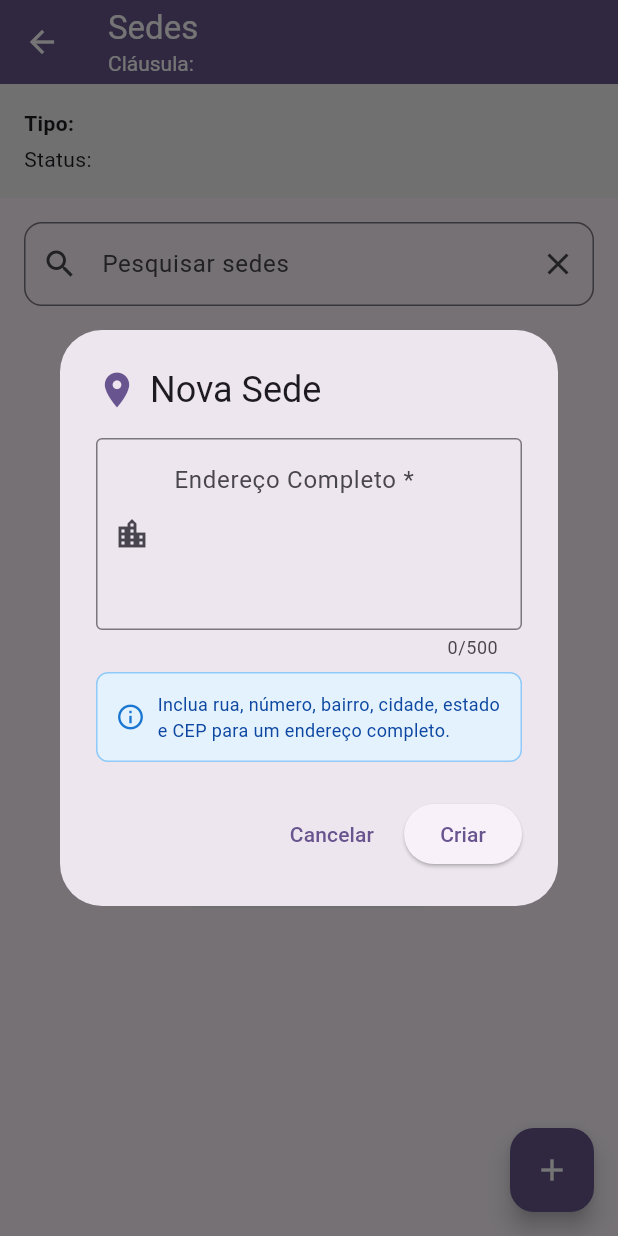
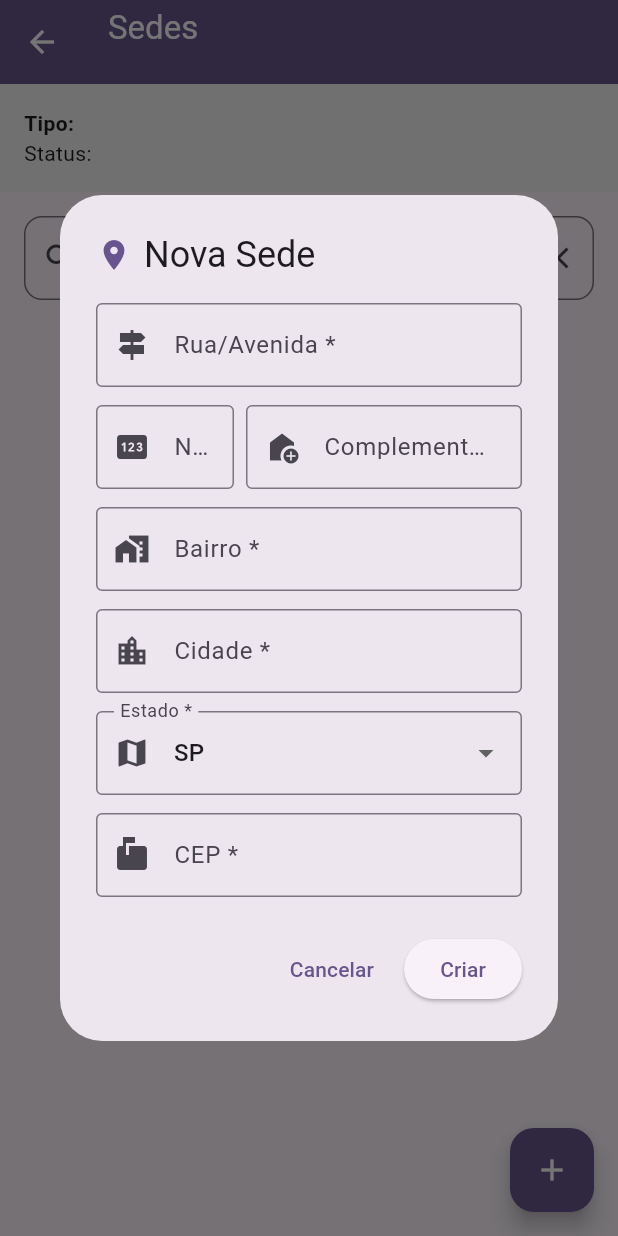
Before and after one commit to DDM-PONG-3ES/3-trimestre-projeto-api, a Flutter app: the SedeTela screen opened directly with empty values, after a tap on "Criar primeira sede", on a phone screen of 412 x 824 dp. Run offline on Flutter 3.47's test engine with Material 3 defaults, Android fonts, the phone set to English and light mode, and no system bars; our stand-ins replace shared_preferences, sqflite, sqflite_common_ffi; accounts and stored records are empty.

Commit message:
feat: melhorei a tela de Sede

```diff
--- a/desafio/lib/app/telas/sede_tela.dart
+++ b/desafio/lib/app/telas/sede_tela.dart
@@ -1,4 +1,5 @@
 import 'package:flutter/material.dart';
+import 'package:flutter/services.dart';
 import 'package:provider/provider.dart';
 import 'package:desafio/servicos/sede_servico.dart';
 import 'package:desafio/modelo/entidades/sede/sede.dart';
@@ -6,7 +7,6 @@ import 'package:desafio/modelo/entidades/clausula/clausula.dart';
 
 class SedeTela extends StatefulWidget {
   final Clausula clausula;
-
   const SedeTela({super.key, required this.clausula});
 
   @override
@@ -14,16 +14,13 @@ class SedeTela extends StatefulWidget {
 }
 
 class _SedeTelaState extends State<SedeTela> {
-  final TextEditingController _pesquisaController = TextEditingController();
+  final _pesquisaController = TextEditingController();
 
   @override
   void initState() {
     super.initState();
     WidgetsBinding.instance.addPostFrameCallback((_) {
-      Provider.of<SedeServico>(
-        context,
-        listen: false,
-      ).carregarSedesPorClausula(widget.clausula.id!);
+      context.read<SedeServico>().carregarSedesPorClausula(widget.clausula.id!);
     });
   }
 
@@ -33,56 +30,32 @@ class _SedeTelaState extends State<SedeTela> {
     super.dispose();
   }
 
-  void _mostrarDialogoSede({Sede? sede}) {
-    showDialog(
-      context: context,
-      builder: (context) => _SedeDialog(
-        sede: sede,
-        clausulaId: widget.clausula.id!,
-      ),
-    );
-  }
+  void _mostrarDialog({Sede? sede}) => showDialog(
+    context: context,
+    builder: (context) => _SedeDialog(sede: sede, clausulaId: widget.clausula.id!),
+  );
 
-  void _excluirSede(Sede sede) async {
+  Future<void> _excluir(Sede sede) async {
     final confirmar = await showDialog<bool>(
       context: context,
-      builder: (context) => AlertDialog(
+      builder: (ctx) => AlertDialog(
         title: const Text('Confirmar exclusão'),
-        content: const Text(
-          'Tem certeza que deseja excluir esta sede?',
-        ),
+        content: const Text('Tem certeza que deseja excluir esta sede?'),
         actions: [
-          TextButton(
-            onPressed: () => Navigator.of(context).pop(false),
-            child: const Text('Cancelar'),
-          ),
-          TextButton(
-            onPressed: () => Navigator.of(context).pop(true),
-            child: const Text(
-              'Excluir',
-              style: TextStyle(color: Colors.red),
-            ),
-          ),
+          TextButton(onPressed: () => Navigator.pop(ctx, false), child: const Text('Cancelar')),
+          TextButton(onPressed: () => Navigator.pop(ctx, true), child: const Text('Excluir', style: TextStyle(color: Colors.red))),
         ],
       ),
     );
 
     if (confirmar == true && mounted) {
-      final sedeServico = Provider.of<SedeServico>(
-        context,
-        listen: false,
-      );
-      final sucesso = await sedeServico.excluirSede(sede.id!);
-
-      if (sucesso && mounted) {
-        ScaffoldMessenger.of(context).showSnackBar(
-          const SnackBar(content: Text('Sede excluída com sucesso')),
-        );
-      } else if (mounted) {
+      final servico = context.read<SedeServico>();
+      final sucesso = await servico.excluirSede(sede.id!);
+      if (mounted) {
         ScaffoldMessenger.of(context).showSnackBar(
           SnackBar(
-            content: Text(sedeServico.erro ?? 'Erro ao excluir sede'),
-            backgroundColor: Colors.red,
+            content: Text(sucesso ? 'Sede excluída com sucesso' : servico.erro ?? 'Erro ao excluir'),
+            backgroundColor: sucesso ? null : Colors.red,
           ),
         );
       }
@@ -97,10 +70,7 @@ class _SedeTelaState extends State<SedeTela> {
           crossAxisAlignment: CrossAxisAlignment.start,
           children: [
             const Text('Sedes'),
-            Text(
-              'Cláusula: ${widget.clausula.tipo ?? 'Sem tipo'}',
-              style: const TextStyle(fontSize: 14),
-            ),
+            Text(widget.clausula.tipo ?? 'Sem tipo', style: const TextStyle(fontSize: 14)),
           ],
         ),
         backgroundColor: Theme.of(context).primaryColor,
@@ -110,32 +80,24 @@ class _SedeTelaState extends State<SedeTela> {
         children: [
           Container(
             width: double.infinity,
-            padding: const EdgeInsets.all(16.0),
+            padding: const EdgeInsets.all(16),
             color: Colors.grey[100],
             child: Column(
               crossAxisAlignment: CrossAxisAlignment.start,
               children: [
-                Text(
-                  'Tipo: ${widget.clausula.tipo ?? 'Não informado'}',
-                  style: const TextStyle(fontWeight: FontWeight.bold),
-                ),
-                if (widget.clausula.status != null) ...[
-                  const SizedBox(height: 4),
-                  Text('Status: ${widget.clausula.status}'),
-                ],
+                Text('Tipo: ${widget.clausula.tipo ?? 'Não informado'}', style: const TextStyle(fontWeight: FontWeight.bold)),
+                if (widget.clausula.status != null) Text('Status: ${widget.clausula.status}'),
               ],
             ),
           ),
           Padding(
-            padding: const EdgeInsets.all(16.0),
+            padding: const EdgeInsets.all(16),
             child: TextField(
               controller: _pesquisaController,
               decoration: InputDecoration(
                 labelText: 'Pesquisar sedes',
                 prefixIcon: const Icon(Icons.search),
-                border: OutlineInputBorder(
-                  borderRadius: BorderRadius.circular(12),
-                ),
+                border: OutlineInputBorder(borderRadius: BorderRadius.circular(12)),
                 suffixIcon: IconButton(
                   icon: const Icon(Icons.clear),
                   onPressed: () {
@@ -144,16 +106,14 @@ class _SedeTelaState extends State<SedeTela> {
                   },
                 ),
               ),
-              onChanged: (value) => setState(() {}),
+              onChanged: (_) => setState(() {}),
             ),
           ),
-          Expanded(
-            child: _buildSedesList(),
-          ),
+          Expanded(child: _buildLista()),
         ],
       ),
       floatingActionButton: FloatingActionButton(
-        onPressed: () => _mostrarDialogoSede(),
+        onPressed: () => _mostrarDialog(),
         backgroundColor: Theme.of(context).primaryColor,
         foregroundColor: Colors.white,
         child: const Icon(Icons.add),
@@ -161,23 +121,15 @@ class _SedeTelaState extends State<SedeTela> {
     );
   }
 
-  Widget _buildSedesList() {
+  Widget _buildLista() {
     return Consumer<SedeServico>(
-      builder: (context, sedeServico, child) {
-        if (sedeServico.isCarregando) {
-          return const Center(child: CircularProgressIndicator());
-        }
+      builder: (context, servico, _) {
+        if (servico.isCarregando) return const Center(child: CircularProgressIndicator());
 
-        List<Sede> sedes = sedeServico.sedes
-            .where((s) => s.clausulaId == widget.clausula.id)
-            .toList();
+        var sedes = servico.sedes.where((s) => s.clausulaId == widget.clausula.id).toList();
 
         if (_pesquisaController.text.isNotEmpty) {
-          sedes = sedes.where((s) =>
-            s.enderecoCompleto?.toLowerCase().contains(
-              _pesquisaController.text.toLowerCase(),
-            ) == true
-          ).toList();
+          sedes = sedes.where((s) => s.enderecoCompleto?.toLowerCase().contains(_pesquisaController.text.toLowerCase()) ?? false).toList();
         }
 
         if (sedes.isEmpty) {
@@ -187,20 +139,10 @@ class _SedeTelaState extends State<SedeTela> {
               children: [
                 Icon(Icons.location_on, size: 64, color: Colors.grey[400]),
                 const SizedBox(height: 16),
-                Text(
-                  _pesquisaController.text.isNotEmpty
-                      ? 'Nenhuma sede encontrada para "${_pesquisaController.text}"'
-                      : 'Nenhuma sede encontrada',
-                  style: TextStyle(fontSize: 16, color: Colors.grey[600]),
-                  textAlign: TextAlign.center,
-                ),
+                Text(_pesquisaController.text.isNotEmpty ? 'Nenhuma sede encontrada' : 'Nenhuma sede cadastrada', style: TextStyle(fontSize: 16, color: Colors.grey[600])),
                 if (_pesquisaController.text.isEmpty) ...[
                   const SizedBox(height: 16),
-                  ElevatedButton.icon(
-                    onPressed: () => _mostrarDialogoSede(),
-                    icon: const Icon(Icons.add),
-                    label: const Text('Criar primeira sede'),
-                  ),
+                  ElevatedButton.icon(onPressed: () => _mostrarDialog(), icon: const Icon(Icons.add), label: const Text('Criar primeira sede')),
                 ],
               ],
             ),
@@ -208,112 +150,46 @@ class _SedeTelaState extends State<SedeTela> {
         }
 
         return RefreshIndicator(
-          onRefresh: () => sedeServico.carregarSedesPorClausula(
-            widget.clausula.id!,
-          ),
+          onRefresh: () => servico.carregarSedesPorClausula(widget.clausula.id!),
           child: ListView.builder(
             padding: const EdgeInsets.all(16),
             itemCount: sedes.length,
-            itemBuilder: (context, index) {
-              final sede = sedes[index];
-              return _buildSedeCard(sede);
-            },
+            itemBuilder: (context, index) => Card(
+              margin: const EdgeInsets.only(bottom: 8),
+              child: ListTile(
+                leading: CircleAvatar(backgroundColor: Theme.of(context).primaryColor, child: const Icon(Icons.location_on, color: Colors.white)),
+                title: Text(sedes[index].enderecoCompleto ?? 'Endereço não informado', style: const TextStyle(fontWeight: FontWeight.bold), maxLines: 2, overflow: TextOverflow.ellipsis),
+                subtitle: Text('Criado ${_formatarData(sedes[index].criadoEm)}', style: TextStyle(fontSize: 12, color: Colors.grey[600])),
+                trailing: PopupMenuButton<String>(
+                  onSelected: (value) => value == 'editar' ? _mostrarDialog(sede: sedes[index]) : _excluir(sedes[index]),
+                  itemBuilder: (_) => [
+                    const PopupMenuItem(value: 'editar', child: ListTile(leading: Icon(Icons.edit), title: Text('Editar'), contentPadding: EdgeInsets.zero)),
+                    const PopupMenuItem(value: 'excluir', child: ListTile(leading: Icon(Icons.delete, color: Colors.red), title: Text('Excluir', style: TextStyle(color: Colors.red)), contentPadding: EdgeInsets.zero)),
+                  ],
+                ),
+                onTap: () => _mostrarDialog(sede: sedes[index]),
+              ),
+            ),
           ),
         );
       },
     );
   }
 
-  Widget _buildSedeCard(Sede sede) {
-    return Card(
-      margin: const EdgeInsets.only(bottom: 8),
-      elevation: 2,
-      child: ListTile(
-        leading: CircleAvatar(
-          backgroundColor: Theme.of(context).primaryColor,
-          child: const Icon(Icons.location_on, color: Colors.white),
-        ),
-        title: Text(
-          sede.enderecoCompleto ?? 'Endereço não informado',
-          style: const TextStyle(fontWeight: FontWeight.bold),
-          maxLines: 2,
-          overflow: TextOverflow.ellipsis,
-        ),
-        subtitle: Column(
-          crossAxisAlignment: CrossAxisAlignment.start,
-          children: [
-            const SizedBox(height: 8),
-            Row(
-              children: [
-                Icon(Icons.calendar_today, size: 14, color: Colors.grey[600]),
-                const SizedBox(width: 4),
-                Text(
-                  'Criado em ${_formatarData(sede.criadoEm)}',
-                  style: TextStyle(fontSize: 12, color: Colors.grey[600]),
-                ),
-              ],
-            ),
-          ],
-        ),
-        trailing: PopupMenuButton<String>(
-          onSelected: (value) {
-            switch (value) {
-              case 'editar':
-                _mostrarDialogoSede(sede: sede);
-                break;
-              case 'excluir':
-                _excluirSede(sede);
-                break;
-            }
-          },
-          itemBuilder: (context) => [
-            const PopupMenuItem(
-              value: 'editar',
-              child: ListTile(
-                leading: Icon(Icons.edit),
-                title: Text('Editar'),
-                contentPadding: EdgeInsets.zero,
-              ),
-            ),
-            const PopupMenuItem(
-              value: 'excluir',
-              child: ListTile(
-                leading: Icon(Icons.delete, color: Colors.red),
-                title: Text('Excluir', style: TextStyle(color: Colors.red)),
-                contentPadding: EdgeInsets.zero,
-              ),
-            ),
-          ],
-        ),
-        onTap: () => _mostrarDialogoSede(sede: sede),
-      ),
-    );
-  }
-
   String _formatarData(DateTime? data) {
     if (data == null) return 'Data não informada';
-
-    final agora = DateTime.now();
-    final diferenca = agora.difference(data);
-
-    if (diferenca.inDays > 7) {
-      return '${data.day.toString().padLeft(2, '0')}/${data.month.toString().padLeft(2, '0')}/${data.year}';
-    } else if (diferenca.inDays > 0) {
-      return '${diferenca.inDays} dia${diferenca.inDays == 1 ? '' : 's'} atrás';
-    } else if (diferenca.inHours > 0) {
-      return '${diferenca.inHours} hora${diferenca.inHours == 1 ? '' : 's'} atrás';
-    } else if (diferenca.inMinutes > 0) {
-      return '${diferenca.inMinutes} minuto${diferenca.inMinutes == 1 ? '' : 's'} atrás';
-    } else {
-      return 'Agora mesmo';
-    }
+    final diff = DateTime.now().difference(data);
+    if (diff.inDays > 7) return '${data.day.toString().padLeft(2, '0')}/${data.month.toString().padLeft(2, '0')}/${data.year}';
+    if (diff.inDays > 0) return 'há ${diff.inDays} dia${diff.inDays == 1 ? '' : 's'}';
+    if (diff.inHours > 0) return 'há ${diff.inHours} hora${diff.inHours == 1 ? '' : 's'}';
+    if (diff.inMinutes > 0) return 'há ${diff.inMinutes} minuto${diff.inMinutes == 1 ? '' : 's'}';
+    return 'Agora';
   }
 }
 
 class _SedeDialog extends StatefulWidget {
   final Sede? sede;
   final int clausulaId;
-
   const _SedeDialog({this.sede, required this.clausulaId});
 
   @override
@@ -322,94 +198,104 @@ class _SedeDialog extends StatefulWidget {
 
 class _SedeDialogState extends State<_SedeDialog> {
   final _formKey = GlobalKey<FormState>();
-  late TextEditingController _enderecoCompletoController;
+  late final _controllers = {
+    'rua': TextEditingController(),
+    'numero': TextEditingController(),
+    'complemento': TextEditingController(),
+    'bairro': TextEditingController(),
+    'cidade': TextEditingController(),
+    'estado': TextEditingController(text: 'SP'),
+    'cep': TextEditingController(),
+  };
+
   bool _isCarregando = false;
+
+  static const _estados = ['AC','AL','AP','AM','BA','CE','DF','ES','GO','MA','MT','MS','MG','PA','PB','PR','PE','PI','RJ','RN','RS','RO','RR','SC','SP','SE','TO'];
 
   @override
   void initState() {
     super.initState();
-    _enderecoCompletoController = TextEditingController(
-      text: widget.sede?.enderecoCompleto ?? '',
-    );
+    if (widget.sede?.enderecoCompleto != null) _parseEndereco(widget.sede!.enderecoCompleto!);
+  }
+
+  void _parseEndereco(String end) {
+    final partes = end.split(',').map((e) => e.trim()).toList();
+    if (partes.isNotEmpty) _controllers['rua']!.text = partes[0];
+    if (partes.length > 1) _controllers['numero']!.text = partes[1];
+    if (partes.length > 2) _controllers['complemento']!.text = partes[2];
+    if (partes.length > 3) _controllers['bairro']!.text = partes[3];
+    if (partes.length > 4) {
+      final ce = partes[4].split('-').map((e) => e.trim()).toList();
+      if (ce.isNotEmpty) _controllers['cidade']!.text = ce[0];
+      if (ce.length > 1) _controllers['estado']!.text = ce[1];
+    }
+    if (partes.length > 5) _controllers['cep']!.text = partes[5].replaceAll('CEP:', '').trim();
+  }
+
+  String _montarEndereco() {
+    final p = <String>[];
+    _controllers.forEach((k, v) {
+      if (k != 'estado' && v.text.trim().isNotEmpty) {
+        p.add(v.text.trim());
+      }
+    });
+    if (p.length >= 4 && _controllers['estado']!.text.isNotEmpty) {
+      p[3] = '${p[3]} - ${_controllers['estado']!.text}';
+    }
+    if (_controllers['cep']!.text.isNotEmpty) {
+      p.add('CEP: ${_controllers['cep']!.text}');
+    }
+    return p.join(', ');
+  }
+
+  Future<void> _salvar() async {
+    if (!_formKey.currentState!.validate()) return;
+    setState(() => _isCarregando = true);
+
+    try {
+      final endereco = _montarEndereco();
+      if (endereco.length < 10) throw Exception('Preencha os campos principais');
+
+      final servico = context.read<SedeServico>();
+      final sucesso = widget.sede == null
+          ? await servico.criarSede(enderecoCompleto: endereco, clausulaId: widget.clausulaId)
+          : await servico.atualizarSede(Sede(id: widget.sede!.id, enderecoCompleto: endereco, clausulaId: widget.clausulaId, criadoEm: widget.sede!.criadoEm, atualizadoEm: DateTime.now()));
+
+      if (mounted) {
+        Navigator.pop(context);
+        ScaffoldMessenger.of(context).showSnackBar(SnackBar(content: Text(sucesso ? '${widget.sede == null ? 'Criada' : 'Atualizada'} com sucesso' : servico.erro ?? 'Erro'), backgroundColor: sucesso ? null : Colors.red));
+      }
+    } catch (e) {
+      if (mounted) ScaffoldMessenger.of(context).showSnackBar(SnackBar(content: Text(e.toString()), backgroundColor: Colors.red));
+    } finally {
+      if (mounted) setState(() => _isCarregando = false);
+    }
   }
 
   @override
   void dispose() {
-    _enderecoCompletoController.dispose();
+    _controllers.values.forEach((c) => c.dispose());
     super.dispose();
   }
 
-  Future<void> _salvar() async {
-    if (!_formKey.currentState!.validate()) return;
-
-    setState(() => _isCarregando = true);
-
-    final sedeServico = Provider.of<SedeServico>(
-      context,
-      listen: false,
+  Widget _buildField(String key, String label, {IconData? icon, String? hint, TextInputType? keyboard, List<TextInputFormatter>? formatters, int flex = 1}) {
+    return Expanded(
+      flex: flex,
+      child: TextFormField(
+        controller: _controllers[key],
+        decoration: InputDecoration(labelText: '$label *', border: const OutlineInputBorder(), prefixIcon: icon != null ? Icon(icon) : null, hintText: hint),
+        validator: (v) => v == null || v.trim().isEmpty ? 'Obrigatório' : (key == 'cep' && v.replaceAll(RegExp(r'[^0-9]'), '').length != 8 ? 'CEP inválido' : null),
+        textCapitalization: key != 'cep' && key != 'numero' ? TextCapitalization.words : TextCapitalization.none,
+        keyboardType: keyboard,
+        inputFormatters: formatters,
+      ),
     );
-    bool sucesso = false;
-
-    try {
-      if (widget.sede == null) {
-        sucesso = await sedeServico.criarSede(
-          enderecoCompleto: _enderecoCompletoController.text.trim(),
-          clausulaId: widget.clausulaId,
-        );
-      } else {
-        final sedeAtualizada = Sede(
-          id: widget.sede!.id,
-          enderecoCompleto: _enderecoCompletoController.text.trim(),
-          clausulaId: widget.clausulaId,
-          criadoEm: widget.sede!.criadoEm,
-          atualizadoEm: DateTime.now(),
-        );
-
-        sucesso = await sedeServico.atualizarSede(sedeAtualizada);
-      }
-
-      if (sucesso && mounted) {
-        Navigator.of(context).pop();
-        ScaffoldMessenger.of(context).showSnackBar(
-          SnackBar(
-            content: Text(
-              widget.sede == null
-                  ? 'Sede criada com sucesso'
-                  : 'Sede atualizada com sucesso',
-            ),
-          ),
-        );
-      } else if (mounted) {
-        ScaffoldMessenger.of(context).showSnackBar(
-          SnackBar(
-            content: Text(sedeServico.erro ?? 'Erro ao salvar sede'),
-            backgroundColor: Colors.red,
-          ),
-        );
-      }
-    } finally {
-      if (mounted) {
-        setState(() => _isCarregando = false);
-      }
-    }
   }
 
   @override
   Widget build(BuildContext context) {
     return AlertDialog(
-      title: Row(
-        children: [
-          Icon(
-            Icons.location_on,
-            color: Theme.of(context).primaryColor,
-            size: 28,
-          ),
-          const SizedBox(width: 8),
-          Text(
-            widget.sede == null ? 'Nova Sede' : 'Editar Sede',
-          ),
-        ],
-      ),
+      title: Row(children: [Icon(Icons.location_on, color: Theme.of(context).primaryColor), const SizedBox(width: 8), Text(widget.sede == null ? 'Nova Sede' : 'Editar Sede')]),
       content: SizedBox(
         width: double.maxFinite,
         child: SingleChildScrollView(
@@ -418,74 +304,42 @@ class _SedeDialogState extends State<_SedeDialog> {
             child: Column(
               mainAxisSize: MainAxisSize.min,
               children: [
-                TextFormField(
-                  controller: _enderecoCompletoController,
-                  decoration: const InputDecoration(
-                    labelText: 'Endereço Completo *',
-                    border: OutlineInputBorder(),
-                    alignLabelWithHint: true,
-                    hintText: 'Rua, número, bairro, cidade, estado, CEP',
-                    prefixIcon: Icon(Icons.location_city),
-                  ),
-                  validator: (value) {
-                    if (value == null || value.trim().isEmpty) {
-                      return 'O endereço completo é obrigatório';
-                    }
-                    if (value.trim().length < 10) {
-                      return 'Digite um endereço completo válido (mín. 10 caracteres)';
-                    }
-                    return null;
-                  },
-                  maxLines: 4,
-                  maxLength: 500,
+                _buildField('rua', 'Rua/Avenida', icon: Icons.signpost, hint: 'Ex: Rua das Flores'),
+                const SizedBox(height: 12),
+                Row(children: [_buildField('numero', 'Número', icon: Icons.pin, hint: '123'), const SizedBox(width: 8), _buildField('complemento', 'Complemento', icon: Icons.add_home, hint: 'Apto 101', flex: 2)]),
+                const SizedBox(height: 12),
+                _buildField('bairro', 'Bairro', icon: Icons.home_work, hint: 'Centro'),
+                const SizedBox(height: 12),
+                _buildField('cidade', 'Cidade', icon: Icons.location_city, hint: 'São Paulo'),
+                const SizedBox(height: 12),
+                DropdownButtonFormField<String>(
+                  value: _estados.contains(_controllers['estado']!.text) ? _controllers['estado']!.text : 'SP',
+                  decoration: const InputDecoration(labelText: 'Estado *', border: OutlineInputBorder(), prefixIcon: Icon(Icons.map)),
+                  items: _estados.map((e) => DropdownMenuItem(value: e, child: Text(e))).toList(),
+                  onChanged: (v) => setState(() => _controllers['estado']!.text = v!),
                 ),
-                const SizedBox(height: 8),
-                Container(
-                  padding: const EdgeInsets.all(12),
-                  decoration: BoxDecoration(
-                    color: Colors.blue[50],
-                    borderRadius: BorderRadius.circular(8),
-                    border: Border.all(color: Colors.blue[200]!),
-                  ),
-                  child: Row(
-                    children: [
-                      Icon(Icons.info_outline, color: Colors.blue[700], size: 20),
-                      const SizedBox(width: 8),
-                      Expanded(
-                        child: Text(
-                          'Inclua rua, número, bairro, cidade, estado e CEP para um endereço completo.',
-                          style: TextStyle(
-                            fontSize: 12,
-                            color: Colors.blue[900],
-                          ),
-                        ),
-                      ),
-                    ],
-                  ),
-                ),
+                const SizedBox(height: 12),
+                _buildField('cep', 'CEP', icon: Icons.markunread_mailbox, hint: '12345-678', keyboard: TextInputType.number, formatters: [FilteringTextInputFormatter.digitsOnly, LengthLimitingTextInputFormatter(8), _CepFormatter()]),
               ],
             ),
           ),
         ),
       ),
       actions: [
-        TextButton(
-          onPressed: _isCarregando ? null : () => Navigator.of(context).pop(),
-          child: const Text('Cancelar'),
-        ),
-        ElevatedButton(
-          onPressed: _isCarregando ? null : _salvar,
-          child: _isCarregando
-              ? const SizedBox(
-                  width: 16,
-                  height: 16,
-                  child: CircularProgressIndicator(
-                    strokeWidth: 2,
-                  ),
-                )
-              : Text(widget.sede == null ? 'Criar' : 'Salvar'),
-        ),
+        TextButton(onPressed: _isCarregando ? null : () => Navigator.pop(context), child: const Text('Cancelar')),
+        ElevatedButton(onPressed: _isCarregando ? null : _salvar, child: _isCarregando ? const SizedBox(width: 16, height: 16, child: CircularProgressIndicator(strokeWidth: 2)) : Text(widget.sede == null ? 'Criar' : 'Salvar')),
       ],
     );
   }
 }
+
+class _CepFormatter extends TextInputFormatter {
+  @override
+  TextEditingValue formatEditUpdate(TextEditingValue old, TextEditingValue novo) {
+    final text = novo.text;
+    if (text.length > 8) return old;
+    if (text.length <= 5) return novo;
+    final formatted = '${text.substring(0, 5)}-${text.substring(5)}';
+    return TextEditingValue(text: formatted, selection: TextSelection.collapsed(offset: formatted.length));
+  }
+}
```
